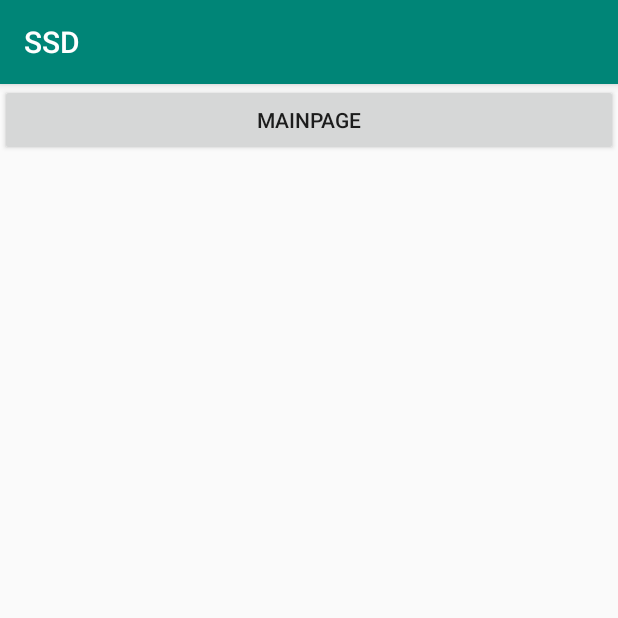
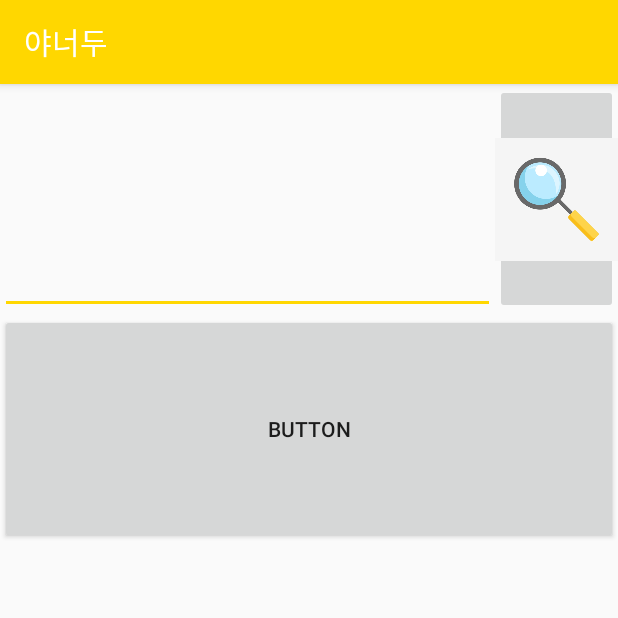
Before and after one commit to seunghun1024/SSD, an Android app: the Mainpage screen opened directly, with no data from a screen before it, on a phone screen of 412 x 824 dp, the top half of it. Run offline under Robolectric (Android 15) with nearby library versions, the phone set to English and light mode, and no system bars.

Commit message:
Modified Title in Mainpage add EditText, Button in mainpage

```diff
--- a/app/build.gradle
+++ b/app/build.gradle
@@ -34,4 +34,5 @@ dependencies {
     androidTestImplementation 'com.android.support.test.espresso:espresso-core:3.0.2'
     implementation 'com.android.support:design:28.0.0'
     provided 'org.jbundle.util.osgi.wrapped:org.jbundle.util.osgi.wrapped.org.apache.http.client:4.1.2'
+    compile 'com.android.support:recyclerview-v7:+'
 }
--- a/app/src/main/java/com/example/ssd/Mainpage.java
+++ b/app/src/main/java/com/example/ssd/Mainpage.java
@@ -1,6 +1,7 @@
 package com.example.ssd;
 
 import android.os.Bundle;
+import android.support.v7.app.ActionBar;
 import android.support.v7.app.AppCompatActivity;
 
 public class Mainpage extends AppCompatActivity {
@@ -9,6 +10,8 @@ public class Mainpage extends AppCompatActivity {
     protected void onCreate(Bundle savedInstanceState) {
         super.onCreate(savedInstanceState);
         setContentView(R.layout.mainpage);
+        ActionBar ab = getSupportActionBar();
+        ab.setTitle("야너두");
 
     }
 }
--- a/app/src/main/res/layout/mainpage.xml
+++ b/app/src/main/res/layout/mainpage.xml
@@ -1,12 +1,45 @@
 <?xml version="1.0" encoding="utf-8"?>
 <LinearLayout xmlns:android="http://schemas.android.com/apk/res/android"
     android:layout_width="match_parent"
-    android:layout_height="match_parent">
+    android:layout_height="match_parent"
+    android:orientation="vertical">
 
-    <Button
-        android:id="@+id/button3"
-        android:layout_width="wrap_content"
-        android:layout_height="wrap_content"
-        android:layout_weight="1"
-        android:text="mainpage" />
+    <LinearLayout
+        android:layout_width="match_parent"
+        android:layout_height="0dp"
+        android:layout_weight="2"
+        android:orientation="vertical">
+
+        <LinearLayout
+            android:layout_width="match_parent"
+            android:layout_height="0dp"
+            android:layout_weight="2"
+            android:orientation="horizontal">
+            <EditText
+                android:layout_width="match_parent"
+                android:layout_height="match_parent"
+                android:layout_weight="1"/>
+            <ImageButton
+                android:layout_width="match_parent"
+                android:layout_height="match_parent"
+                android:layout_weight="4"
+                android:padding="0sp"
+                android:scaleType="centerInside"
+                android:src="@drawable/dot"/>
+        </LinearLayout>
+
+        <Button
+            android:id="@+id/button"
+            android:layout_width="match_parent"
+            android:layout_height="0dp"
+            android:layout_weight="2"
+            android:text="Button" />
+
+    </LinearLayout>
+
+    <LinearLayout
+        android:layout_width="match_parent"
+        android:layout_height="0dp"
+        android:layout_weight="3"
+        android:orientation="vertical"></LinearLayout>
 </LinearLayout>
--- a/app/src/main/res/values/styles.xml
+++ b/app/src/main/res/values/styles.xml
@@ -3,9 +3,9 @@
     <!-- Base application theme. -->
     <style name="AppTheme" parent="Theme.AppCompat.Light.DarkActionBar">
         <!-- Customize your theme here. -->
-        <item name="colorPrimary">@color/colorPrimary</item>
-        <item name="colorPrimaryDark">@color/colorPrimaryDark</item>
-        <item name="colorAccent">@color/colorAccent</item>
+        <item name="colorPrimary">#FFD700</item>
+        <item name="colorPrimaryDark">#FFD700</item>
+        <item name="colorAccent">#FFD700</item>
     </style>
 
 </resources>
```
Also changed, not shown: app/src/main/res/drawable/dot.jpg (added).
